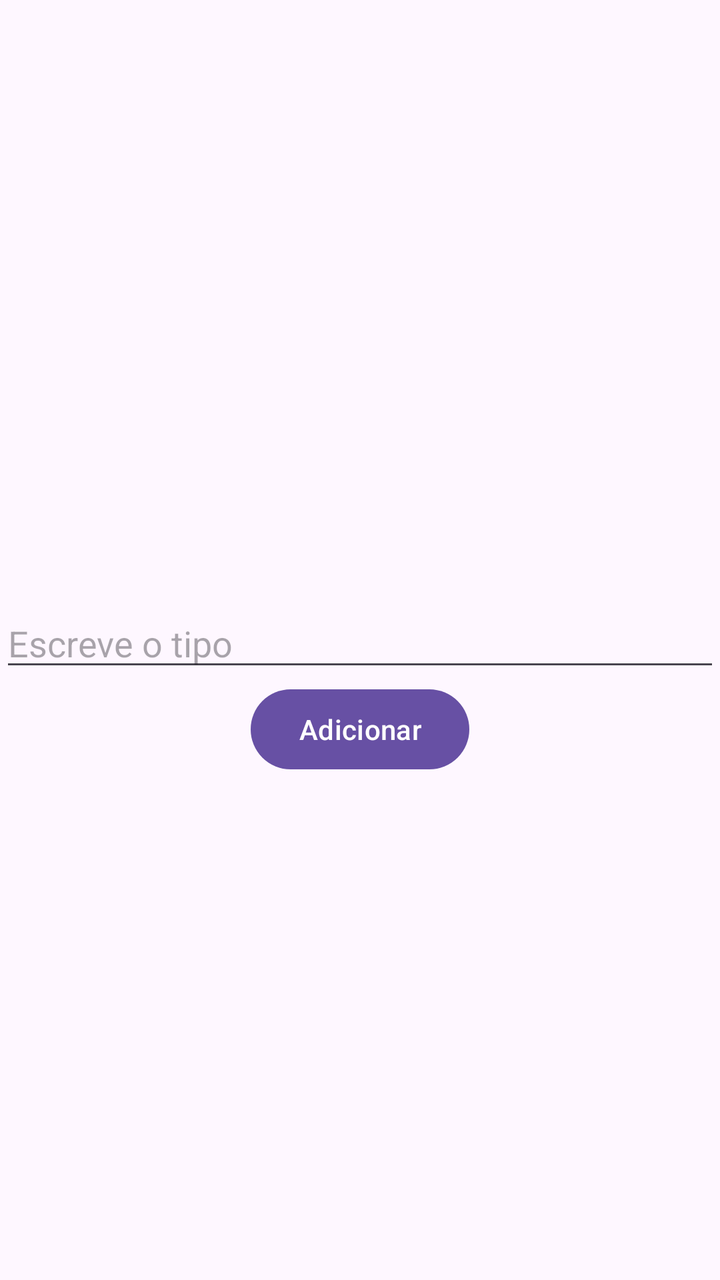
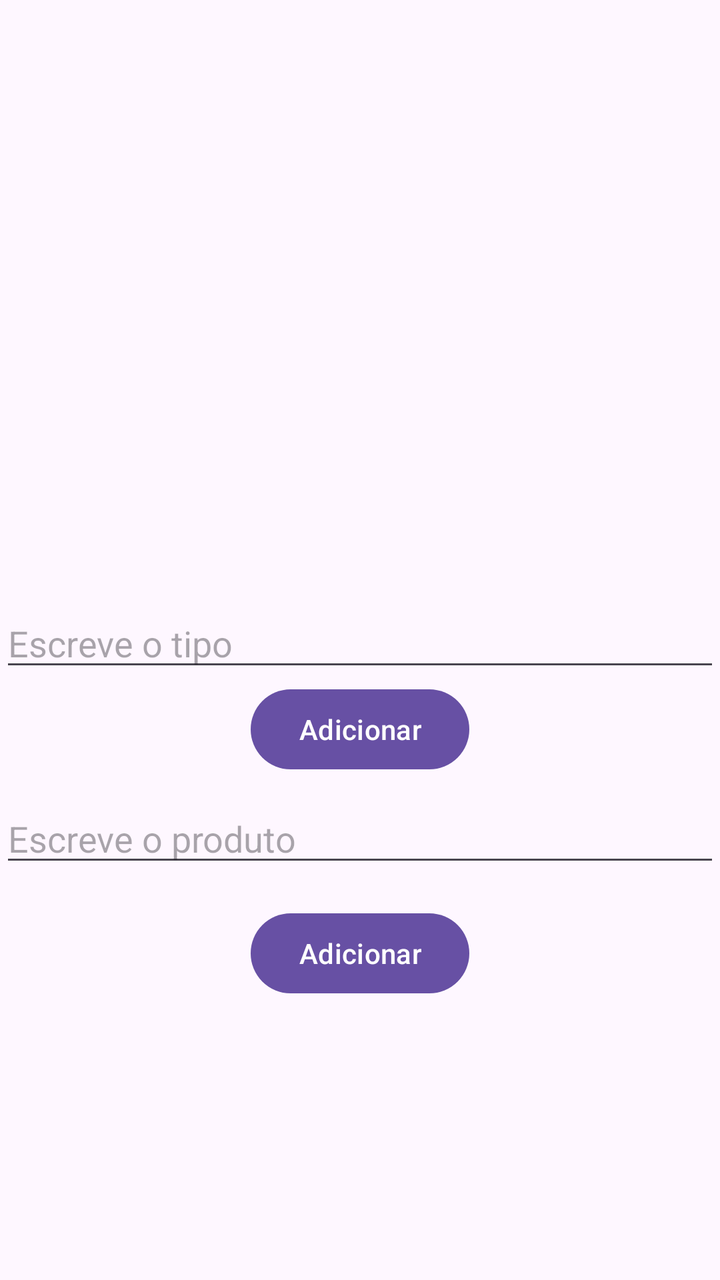

Screens rendered from an Android XML layout before and after an edit, with the pre-edit source and the edit as a unified diff.
<!-- AndroidManifest.xml: application theme Theme.ProjectDroid_1220893_1241190 -->
<!-- res/layout/activity_funcionario.xml -->
<?xml version="1.0" encoding="utf-8"?>
<androidx.constraintlayout.widget.ConstraintLayout xmlns:android="http://schemas.android.com/apk/res/android"
    xmlns:app="http://schemas.android.com/apk/res-auto"
    xmlns:tools="http://schemas.android.com/tools"
    android:id="@+id/main"
    android:layout_width="match_parent"
    android:layout_height="match_parent"
    tools:context=".Funcionario">

    <EditText
        android:id="@+id/editTextTipo"
        android:layout_width="match_parent"
        android:layout_height="wrap_content"
        app:layout_constraintBottom_toBottomOf="parent"
        app:layout_constraintEnd_toEndOf="parent"
        app:layout_constraintStart_toStartOf="parent"
        app:layout_constraintTop_toTopOf="parent"
        android:hint="Escreve o tipo" />

    <Button
        android:id="@+id/buttonAdicionarTipo"
        android:layout_width="wrap_content"
        android:layout_height="wrap_content"
        app:layout_constraintTop_toBottomOf="@id/editTextTipo"
        app:layout_constraintStart_toStartOf="parent"
        app:layout_constraintEnd_toEndOf="parent"
        android:text="Adicionar" />

</androidx.constraintlayout.widget.ConstraintLayout>
<!-- resources referenced by this layout -->
<resources>
  <style name="Theme.ProjectDroid_1220893_1241190" parent="Base.Theme.ProjectDroid_1220893_1241190" />
  <style name="Base.Theme.ProjectDroid_1220893_1241190" parent="Theme.Material3.DayNight.NoActionBar">
          
          
      </style>
</resources>

<!-- the commit's change to res/layout/activity_funcionario.xml (unified diff, before → after) -->
@@ -6,6 +6,28 @@
     android:layout_width="match_parent"
     android:layout_height="match_parent"
     tools:context=".Funcionario">
+
+    <EditText
+        android:id="@+id/editTextTipo2"
+        android:layout_width="match_parent"
+        android:layout_height="wrap_content"
+        android:hint="Escreve o produto"
+        app:layout_constraintBottom_toBottomOf="parent"
+        app:layout_constraintEnd_toEndOf="parent"
+        app:layout_constraintHorizontal_bias="0.0"
+        app:layout_constraintStart_toStartOf="parent"
+        app:layout_constraintTop_toTopOf="parent"
+        app:layout_constraintVertical_bias="0.663" />
+
+    <Button
+        android:id="@+id/buttonAdicionarTipo2"
+        android:layout_width="wrap_content"
+        android:layout_height="wrap_content"
+        android:layout_marginTop="112dp"
+        android:text="Adicionar"
+        app:layout_constraintEnd_toEndOf="parent"
+        app:layout_constraintStart_toStartOf="parent"
+        app:layout_constraintTop_toBottomOf="@id/editTextTipo" />
 
     <EditText
         android:id="@+id/editTextTipo"
